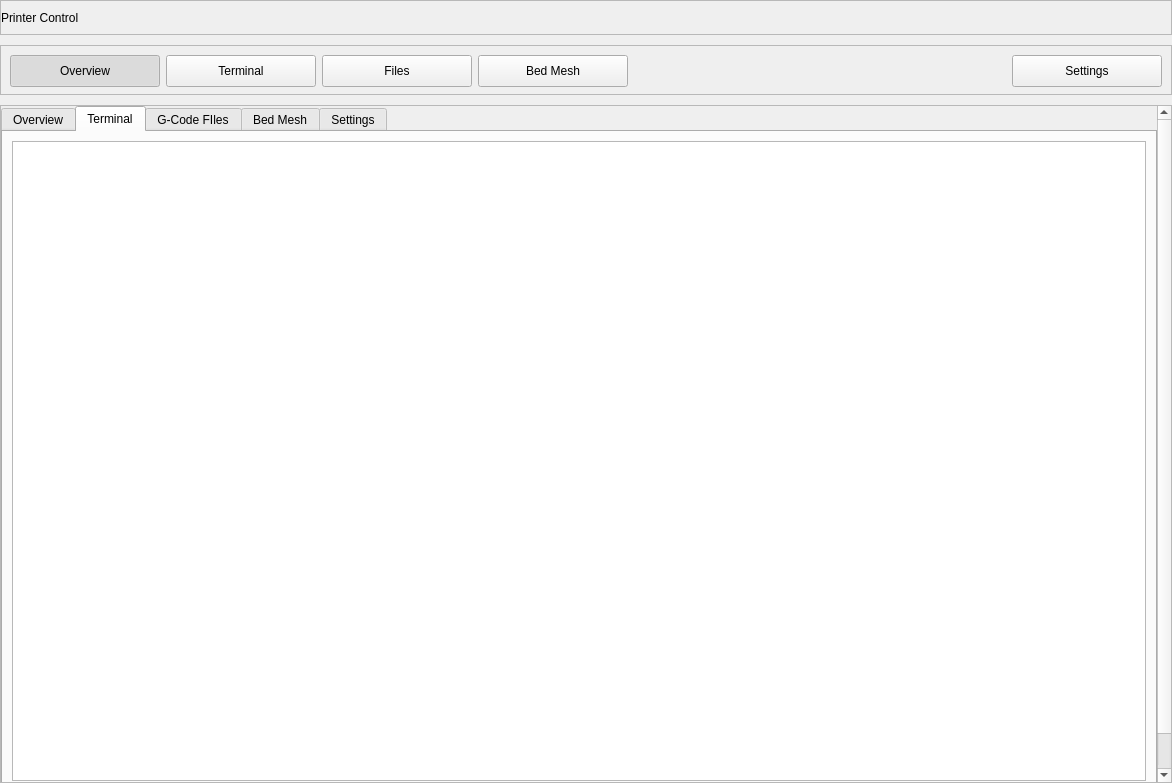
Old version of the form pages/printer/printerpage.ui in the repository DigitalArtifex/Flo.
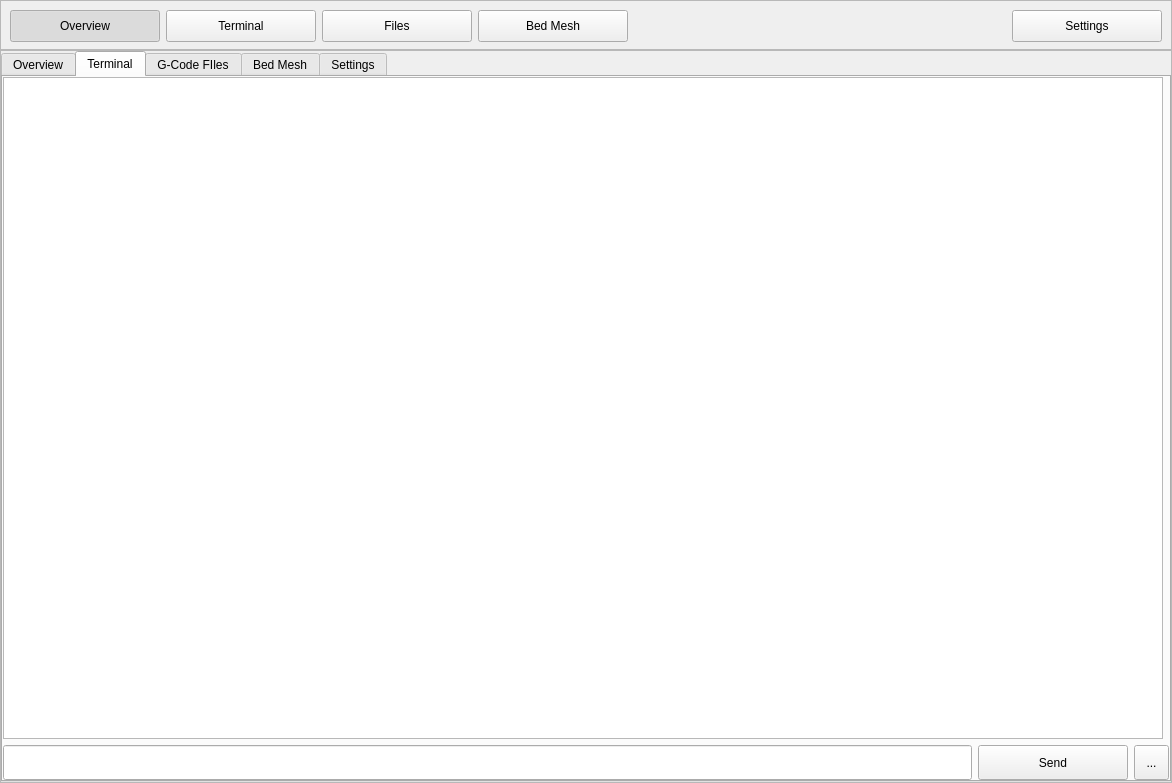
New version of the form. The open tabs and pages were chosen to show the change.

The edit to the form file:
```diff
--- a/pages/printer/printerpage.ui
+++ b/pages/printer/printerpage.ui
@@ -26,13 +26,163 @@
    <property name="bottomMargin">
     <number>0</number>
    </property>
-   <property name="horizontalSpacing">
+   <property name="spacing">
     <number>0</number>
    </property>
-   <property name="verticalSpacing">
-    <number>10</number>
-   </property>
-   <item row="2" column="0">
+   <item row="0" column="0">
+    <widget class="QFrame" name="actionBar">
+     <property name="maximumSize">
+      <size>
+       <width>16777215</width>
+       <height>50</height>
+      </size>
+     </property>
+     <property name="frameShape">
+      <enum>QFrame::StyledPanel</enum>
+     </property>
+     <property name="frameShadow">
+      <enum>QFrame::Raised</enum>
+     </property>
+     <layout class="QGridLayout" name="gridLayout_3">
+      <item row="0" column="0">
+       <widget class="QPushButton" name="overviewButton">
+        <property name="minimumSize">
+         <size>
+          <width>150</width>
+          <height>32</height>
+         </size>
+        </property>
+        <property name="maximumSize">
+         <size>
+          <width>32</width>
+          <height>32</height>
+         </size>
+        </property>
+        <property name="text">
+         <string>Overview</string>
+        </property>
+        <property name="checkable">
+         <bool>true</bool>
+        </property>
+        <property name="checked">
+         <bool>true</bool>
+        </property>
+        <property name="autoExclusive">
+         <bool>true</bool>
+        </property>
+       </widget>
+      </item>
+      <item row="0" column="1">
+       <widget class="QToolButton" name="terminalButton">
+        <property name="minimumSize">
+         <size>
+          <width>150</width>
+          <height>32</height>
+         </size>
+        </property>
+        <property name="text">
+         <string>Terminal</string>
+        </property>
+        <property name="iconSize">
+         <size>
+          <width>24</width>
+          <height>24</height>
+         </size>
+        </property>
+        <property name="checkable">
+         <bool>true</bool>
+        </property>
+        <property name="autoExclusive">
+         <bool>true</bool>
+        </property>
+       </widget>
+      </item>
+      <item row="0" column="5">
+       <widget class="QToolButton" name="settingsButton">
+        <property name="minimumSize">
+         <size>
+          <width>150</width>
+          <height>32</height>
+         </size>
+        </property>
+        <property name="text">
+         <string>Settings</string>
+        </property>
+        <property name="checkable">
+         <bool>true</bool>
+        </property>
+        <property name="autoExclusive">
+         <bool>true</bool>
+        </property>
+       </widget>
+      </item>
+      <item row="0" column="2">
+       <widget class="QToolButton" name="filesButton">
+        <property name="minimumSize">
+         <size>
+          <width>150</width>
+          <height>32</height>
+         </size>
+        </property>
+        <property name="text">
+         <string>Files</string>
+        </property>
+        <property name="iconSize">
+         <size>
+          <width>24</width>
+          <height>24</height>
+         </size>
+        </property>
+        <property name="checkable">
+         <bool>true</bool>
+        </property>
+        <property name="autoExclusive">
+         <bool>true</bool>
+        </property>
+       </widget>
+      </item>
+      <item row="0" column="3">
+       <widget class="QToolButton" name="bedMeshButton">
+        <property name="minimumSize">
+         <size>
+          <width>150</width>
+          <height>32</height>
+         </size>
+        </property>
+        <property name="text">
+         <string>Bed Mesh</string>
+        </property>
+        <property name="iconSize">
+         <size>
+          <width>24</width>
+          <height>24</height>
+         </size>
+        </property>
+        <property name="checkable">
+         <bool>true</bool>
+        </property>
+        <property name="autoExclusive">
+         <bool>true</bool>
+        </property>
+       </widget>
+      </item>
+      <item row="0" column="4">
+       <spacer name="horizontalSpacer_3">
+        <property name="orientation">
+         <enum>Qt::Horizontal</enum>
+        </property>
+        <property name="sizeHint" stdset="0">
+         <size>
+          <width>40</width>
+          <height>20</height>
+         </size>
+        </property>
+       </spacer>
+      </item>
+     </layout>
+    </widget>
+   </item>
+   <item row="1" column="0">
     <widget class="QScrollArea" name="scrollArea">
      <property name="widgetResizable">
       <bool>true</bool>
@@ -987,24 +1137,111 @@
            <string>Terminal</string>
           </attribute>
           <layout class="QGridLayout" name="gridLayout_11">
-           <item row="1" column="0">
-            <widget class="QLineEdit" name="lineEdit_3"/>
+           <property name="leftMargin">
+            <number>0</number>
+           </property>
+           <property name="topMargin">
+            <number>0</number>
+           </property>
+           <property name="rightMargin">
+            <number>0</number>
+           </property>
+           <property name="bottomMargin">
+            <number>0</number>
+           </property>
+           <item row="2" column="0" colspan="2">
+            <widget class="QLineEdit" name="lineEdit_3">
+             <property name="minimumSize">
+              <size>
+               <width>0</width>
+               <height>35</height>
+              </size>
+             </property>
+             <property name="maximumSize">
+              <size>
+               <width>16777215</width>
+               <height>35</height>
+              </size>
+             </property>
+            </widget>
            </item>
-           <item row="1" column="1">
+           <item row="2" column="2">
             <widget class="QPushButton" name="pushButton">
+             <property name="minimumSize">
+              <size>
+               <width>150</width>
+               <height>35</height>
+              </size>
+             </property>
+             <property name="maximumSize">
+              <size>
+               <width>150</width>
+               <height>35</height>
+              </size>
+             </property>
              <property name="text">
               <string>Send</string>
              </property>
             </widget>
            </item>
-           <item row="0" column="0" colspan="2">
-            <widget class="QTextEdit" name="terminalEdit">
+           <item row="2" column="3">
+            <widget class="QToolButton" name="toolButton">
              <property name="minimumSize">
               <size>
-               <width>0</width>
-               <height>200</height>
+               <width>35</width>
+               <height>35</height>
               </size>
              </property>
+             <property name="maximumSize">
+              <size>
+               <width>35</width>
+               <height>35</height>
+              </size>
+             </property>
+             <property name="text">
+              <string>...</string>
+             </property>
+             <property name="checkable">
+              <bool>true</bool>
+             </property>
+            </widget>
+           </item>
+           <item row="1" column="0" colspan="4">
+            <widget class="QWidget" name="widget" native="true">
+             <layout class="QGridLayout" name="gridLayout_15">
+              <property name="leftMargin">
+               <number>0</number>
+              </property>
+              <property name="topMargin">
+               <number>0</number>
+              </property>
+              <property name="rightMargin">
+               <number>0</number>
+              </property>
+              <property name="bottomMargin">
+               <number>0</number>
+              </property>
+              <item row="0" column="0">
+               <widget class="QTextEdit" name="terminalInboxEdit">
+                <property name="minimumSize">
+                 <size>
+                  <width>0</width>
+                  <height>200</height>
+                 </size>
+                </property>
+               </widget>
+              </item>
+              <item row="0" column="1">
+               <widget class="QTextEdit" name="terminalOutEdit">
+                <property name="maximumSize">
+                 <size>
+                  <width>0</width>
+                  <height>16777215</height>
+                 </size>
+                </property>
+               </widget>
+              </item>
+             </layout>
             </widget>
            </item>
           </layout>
@@ -1030,211 +1267,6 @@
      </widget>
     </widget>
    </item>
-   <item row="0" column="0">
-    <widget class="QFrame" name="TitleBar">
-     <property name="minimumSize">
-      <size>
-       <width>0</width>
-       <height>35</height>
-      </size>
-     </property>
-     <property name="maximumSize">
-      <size>
-       <width>16777215</width>
-       <height>35</height>
-      </size>
-     </property>
-     <property name="baseSize">
-      <size>
-       <width>0</width>
-       <height>50</height>
-      </size>
-     </property>
-     <property name="frameShape">
-      <enum>QFrame::StyledPanel</enum>
-     </property>
-     <property name="frameShadow">
-      <enum>QFrame::Raised</enum>
-     </property>
-     <layout class="QGridLayout" name="gridLayout_2">
-      <property name="leftMargin">
-       <number>0</number>
-      </property>
-      <property name="topMargin">
-       <number>0</number>
-      </property>
-      <property name="rightMargin">
-       <number>0</number>
-      </property>
-      <property name="bottomMargin">
-       <number>0</number>
-      </property>
-      <property name="spacing">
-       <number>0</number>
-      </property>
-      <item row="0" column="0">
-       <widget class="QLabel" name="filePageTitle">
-        <property name="text">
-         <string>Printer Control</string>
-        </property>
-       </widget>
-      </item>
-     </layout>
-    </widget>
-   </item>
-   <item row="1" column="0">
-    <widget class="QFrame" name="actionBar">
-     <property name="maximumSize">
-      <size>
-       <width>16777215</width>
-       <height>50</height>
-      </size>
-     </property>
-     <property name="frameShape">
-      <enum>QFrame::StyledPanel</enum>
-     </property>
-     <property name="frameShadow">
-      <enum>QFrame::Raised</enum>
-     </property>
-     <layout class="QGridLayout" name="gridLayout_3">
-      <item row="0" column="0">
-       <widget class="QPushButton" name="overviewButton">
-        <property name="minimumSize">
-         <size>
-          <width>150</width>
-          <height>32</height>
-         </size>
-        </property>
-        <property name="maximumSize">
-         <size>
-          <width>32</width>
-          <height>32</height>
-         </size>
-        </property>
-        <property name="text">
-         <string>Overview</string>
-        </property>
-        <property name="checkable">
-         <bool>true</bool>
-        </property>
-        <property name="checked">
-         <bool>true</bool>
-        </property>
-        <property name="autoExclusive">
-         <bool>true</bool>
-        </property>
-       </widget>
-      </item>
-      <item row="0" column="1">
-       <widget class="QToolButton" name="terminalButton">
-        <property name="minimumSize">
-         <size>
-          <width>150</width>
-          <height>32</height>
-         </size>
-        </property>
-        <property name="text">
-         <string>Terminal</string>
-        </property>
-        <property name="iconSize">
-         <size>
-          <width>24</width>
-          <height>24</height>
-         </size>
-        </property>
-        <property name="checkable">
-         <bool>true</bool>
-        </property>
-        <property name="autoExclusive">
-         <bool>true</bool>
-        </property>
-       </widget>
-      </item>
-      <item row="0" column="5">
-       <widget class="QToolButton" name="settingsButton">
-        <property name="minimumSize">
-         <size>
-          <width>150</width>
-          <height>32</height>
-         </size>
-        </property>
-        <property name="text">
-         <string>Settings</string>
-        </property>
-        <property name="checkable">
-         <bool>true</bool>
-        </property>
-        <property name="autoExclusive">
-         <bool>true</bool>
-        </property>
-       </widget>
-      </item>
-      <item row="0" column="2">
-       <widget class="QToolButton" name="filesButton">
-        <property name="minimumSize">
-         <size>
-          <width>150</width>
-          <height>32</height>
-         </size>
-        </property>
-        <property name="text">
-         <string>Files</string>
-        </property>
-        <property name="iconSize">
-         <size>
-          <width>24</width>
-          <height>24</height>
-         </size>
-        </property>
-        <property name="checkable">
-         <bool>true</bool>
-        </property>
-        <property name="autoExclusive">
-         <bool>true</bool>
-        </property>
-       </widget>
-      </item>
-      <item row="0" column="3">
-       <widget class="QToolButton" name="bedMeshButton">
-        <property name="minimumSize">
-         <size>
-          <width>150</width>
-          <height>32</height>
-         </size>
-        </property>
-        <property name="text">
-         <string>Bed Mesh</string>
-        </property>
-        <property name="iconSize">
-         <size>
-          <width>24</width>
-          <height>24</height>
-         </size>
-        </property>
-        <property name="checkable">
-         <bool>true</bool>
-        </property>
-        <property name="autoExclusive">
-         <bool>true</bool>
-        </property>
-       </widget>
-      </item>
-      <item row="0" column="4">
-       <spacer name="horizontalSpacer_3">
-        <property name="orientation">
-         <enum>Qt::Horizontal</enum>
-        </property>
-        <property name="sizeHint" stdset="0">
-         <size>
-          <width>40</width>
-          <height>20</height>
-         </size>
-        </property>
-       </spacer>
-      </item>
-     </layout>
-    </widget>
-   </item>
   </layout>
  </widget>
  <resources/>
```
Left out of the diff: 47 changed lines with no effect on the pictures.
